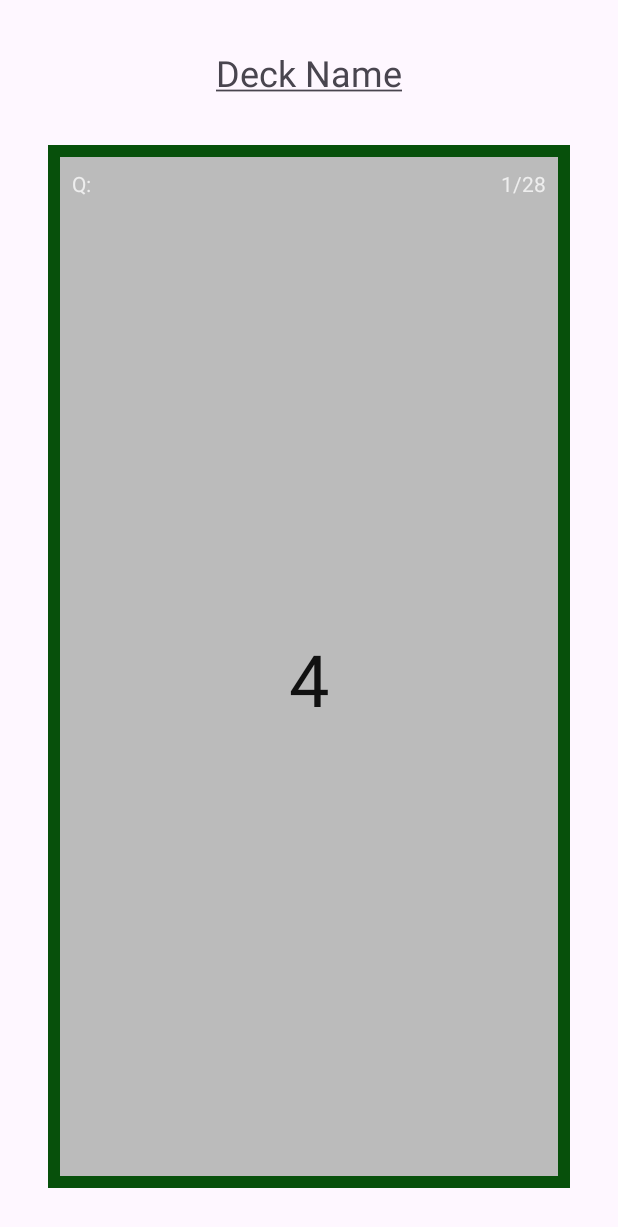
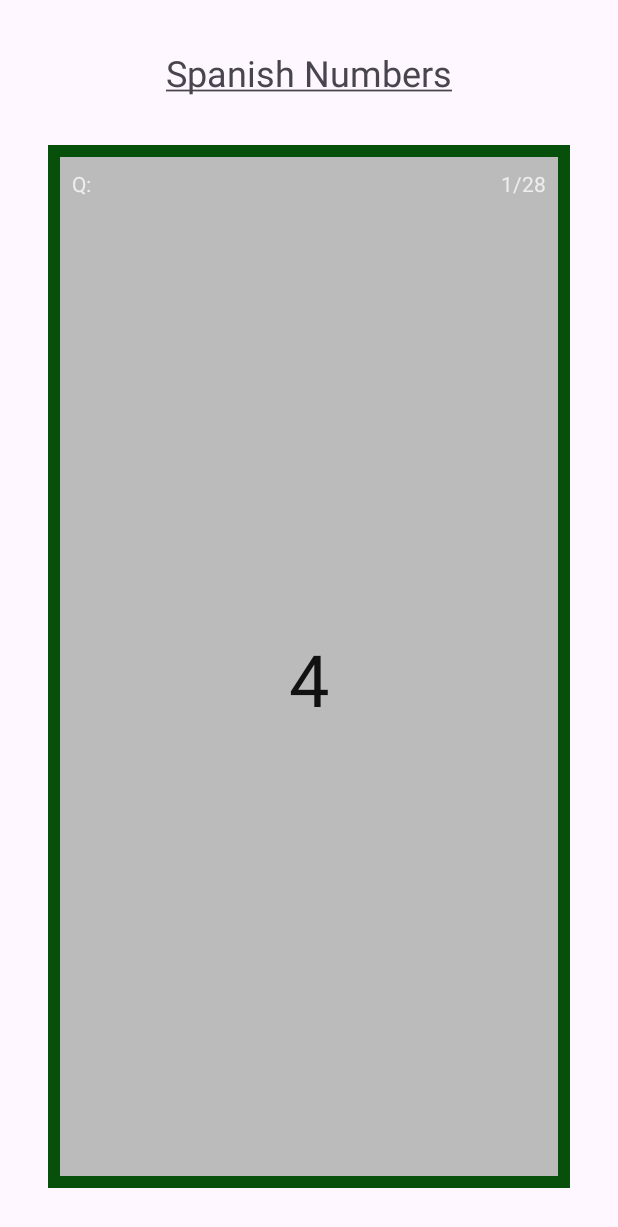
Before and after one commit to twadeclark/BrainSwiper, an Android app: the screen it shows after launch (FlashcardActivity), after a tap on "Spanish Numbers", on a phone screen of 412 x 824 dp. Shown: the top 1227 px of the screen. Run offline under Robolectric (Android 15) with nearby library versions, the phone set to English and light mode, and no system bars; our stand-ins replace Room's generated code.

Commit message:
fixed deleteing old lists, more UI improvements

```diff
--- a/app/src/main/java/com/twadeclark/brainswiper/FlashcardActivity.java
+++ b/app/src/main/java/com/twadeclark/brainswiper/FlashcardActivity.java
@@ -6,6 +6,8 @@ import androidx.constraintlayout.widget.ConstraintLayout;
 import androidx.core.content.ContextCompat;
 import androidx.databinding.DataBindingUtil;
 import androidx.databinding.ViewDataBinding;
+import androidx.lifecycle.LiveData;
+import androidx.lifecycle.ViewModelProvider;
 
 import android.animation.Animator;
 import android.animation.AnimatorListenerAdapter;
@@ -24,6 +26,8 @@ import android.view.View;
 import android.widget.Button;
 import android.widget.TextView;
 
+import com.twadeclark.brainswiper.database.Deck;
+import com.twadeclark.brainswiper.database.DeckViewModel;
 import com.twadeclark.brainswiper.database.Flashcard;
 import com.twadeclark.brainswiper.databinding.ActivityFlashcardBinding;
 
@@ -42,23 +46,41 @@ public class FlashcardActivity extends AppCompatActivity {
     private float prevVel = -1.0f;
     private int deckLength = 0;
 
+    private int deckIdIntent;
+    private String deckNameIntent;
+    private String deckContentsIntent;
+    private DeckViewModel deckViewModel;
+    private Deck thisDeck;
+
     @Override
     protected void onCreate(Bundle savedInstanceState) {
         super.onCreate(savedInstanceState);
         binding = ActivityFlashcardBinding.inflate(getLayoutInflater());
         setContentView(binding.getRoot());
+        deckViewModel = new ViewModelProvider(this).get(DeckViewModel.class);
+        deckIdIntent = getIntent().getIntExtra("deckId", -1);
 
-        setupGestureDetector();
-        loadFlashCards();
-        showCurrentFlashcardFront();
-        setupClickableDeckName();
+        deckViewModel.getDeckById(deckIdIntent).observe(this, deck -> {
+            if (deck != null) {
+                thisDeck = deck;
+                deckNameIntent = thisDeck.deckName;
+                deckContentsIntent = thisDeck.deckContents;
+
+                setupGestureDetector();
+                loadFlashCards();
+                showCurrentFlashcardFront();
+                setupClickableDeckName();
+            } else {
+                finish();
+            }
+        });
+
     }
 
     private void setupClickableDeckName() {
         TextView tvDeckName = findViewById(R.id.titleTextView);
-        String deckName = "Deck Name";
-        SpannableString content = new SpannableString(deckName);
-        content.setSpan(new UnderlineSpan(), 0, deckName.length(), 0);
+        SpannableString content = new SpannableString(deckNameIntent);
+        content.setSpan(new UnderlineSpan(), 0, deckNameIntent.length(), 0);
         tvDeckName.setText(content);
 
         tvDeckName.setClickable(true);
@@ -66,10 +88,6 @@ public class FlashcardActivity extends AppCompatActivity {
 
         tvDeckName.setOnClickListener(v -> {
             Intent intent = new Intent(FlashcardActivity.this, DeckEditor.class);
-
-            String deckIdIntent = getIntent().getStringExtra("deckId");
-            String deckNameIntent = getIntent().getStringExtra("deckName");
-            String deckContentsIntent = getIntent().getStringExtra("deckContents");
 
             intent.putExtra("deckId", deckIdIntent);
             intent.putExtra("deckName", deckNameIntent);
@@ -254,18 +272,21 @@ public class FlashcardActivity extends AppCompatActivity {
     }
 
     private void loadFlashCards() {
-        String deckName = getIntent().getStringExtra("deckName");
-        binding.titleTextView.setText(deckName);
+        binding.titleTextView.setText(deckNameIntent);
 
-        String deckContents = getIntent().getStringExtra("deckContents");
-        for (String line:deckContents.split("\n")) {
+        for (String line:deckContentsIntent.split("\n")) {
             String[] parsed = line.split(",", 2);
             Flashcard f;
 
+            String front = "(blank)";
+            String back = "(blank)";
+
             if (parsed.length == 2) {
-                f = new Flashcard(parsed[0].trim(),parsed[1].trim());
+                front = (parsed[0].trim().length() > 0) ? parsed[0].trim() : front;
+                back = (parsed[1].trim().length() > 0) ? parsed[1].trim() : back;
+                f = new Flashcard(front,back);
             } else {
-                f = new Flashcard(line,"(blank)");
+                f = new Flashcard(line,back);
             }
 
             flashcardList.add(f);
--- a/app/src/main/java/com/twadeclark/brainswiper/database/DeckAdapter.java
+++ b/app/src/main/java/com/twadeclark/brainswiper/database/DeckAdapter.java
@@ -44,13 +44,22 @@ public class DeckAdapter extends RecyclerView.Adapter<DeckAdapter.DeckViewHolder
     @Override
     public DeckViewHolder onCreateViewHolder(@NonNull ViewGroup parent, int viewType) {
         View v = LayoutInflater.from(parent.getContext()).inflate(R.layout.deck_item_layout, parent, false);
-        return new DeckViewHolder(v, longClickListener, clickListener);
+        return new DeckViewHolder(v);
     }
 
     @Override
     public void onBindViewHolder(@NonNull DeckViewHolder holder, int position) {
         Deck currentDeck = decks.get(position);
-        holder.textViewDeckName.setText(currentDeck.getDeckName());
+        holder.button.setText(currentDeck.getDeckName());
+
+        holder.button.setOnClickListener(v -> {
+            if (clickListener != null) {
+                if (position != RecyclerView.NO_POSITION) {
+                    clickListener.onDeckClick(currentDeck);
+                }
+            }
+        });
+
         holder.bindDeck(currentDeck);
     }
 
@@ -61,40 +70,17 @@ public class DeckAdapter extends RecyclerView.Adapter<DeckAdapter.DeckViewHolder
     }
 
     public static class DeckViewHolder extends RecyclerView.ViewHolder {
-        final TextView textViewDeckName;
-
+        androidx.appcompat.widget.AppCompatButton button;
         private Deck currentDeck;
 
         public void bindDeck(Deck deck) {
             this.currentDeck = deck;
-            // Set other views based on the deck information
         }
 
-        public DeckViewHolder(View itemView, OnDeckLongClickListener longClickListener, OnDeckClickListener clickListener) {
+        public DeckViewHolder(View itemView) {
             super(itemView);
-            textViewDeckName = itemView.findViewById(R.id.deck_name);
+            button = itemView.findViewById(R.id.deck_name);
 
-            itemView.setOnLongClickListener(v -> {
-                if (longClickListener != null) {
-                    int position = getAdapterPosition();
-                    if (position != RecyclerView.NO_POSITION) {
-                        longClickListener.onDeckLongClick(currentDeck);
-                        return true;
-                    }
-                }
-                return false;
-            });
-
-            itemView.setOnClickListener(v -> {
-                if (clickListener != null) {
-                    int position = getAdapterPosition();
-                    if (position != RecyclerView.NO_POSITION) {
-                        clickListener.onDeckClick(currentDeck);
-//                        return true;
-                    }
-                }
-//                return false;
-            });
         }
     }
 
--- a/app/src/main/java/com/twadeclark/brainswiper/database/DeckDao.java
+++ b/app/src/main/java/com/twadeclark/brainswiper/database/DeckDao.java
@@ -16,6 +16,9 @@ public interface DeckDao {
     @Query("SELECT * FROM decks")
     LiveData<List<Deck>> getAllDecks();
 
+    @Query("SELECT * FROM decks WHERE id = :deckId")
+    LiveData<Deck> getDeckById(int deckId);
+
     @Insert
     void insert(Deck deck);
 
--- a/app/src/main/java/com/twadeclark/brainswiper/database/DeckRepository.java
+++ b/app/src/main/java/com/twadeclark/brainswiper/database/DeckRepository.java
@@ -41,4 +41,9 @@ public class DeckRepository {
         return allDecks;
     }
 
+    public LiveData<Deck> getDeckById(int deckId) {
+        LiveData<Deck> oneDeck = deckDao.getDeckById(deckId);
+        return oneDeck;
+    }
+
 }
--- a/app/src/main/java/com/twadeclark/brainswiper/database/DeckViewModel.java
+++ b/app/src/main/java/com/twadeclark/brainswiper/database/DeckViewModel.java
@@ -1,6 +1,7 @@
 package com.twadeclark.brainswiper.database;
 
 import android.app.Application;
+import android.util.Log;
 
 import androidx.lifecycle.AndroidViewModel;
 import androidx.lifecycle.LiveData;
@@ -20,6 +21,10 @@ public class DeckViewModel extends AndroidViewModel {
         return mRepository.getAllDecks();
     }
 
+    public LiveData<Deck> getDeckById(int deckId) {
+        return mRepository.getDeckById(deckId);
+    }
+
     public void insertDeck(Deck deck) {
         mRepository.insertDeck(deck);
     }
--- a/app/src/main/res/layout/activity_deck_editor.xml
+++ b/app/src/main/res/layout/activity_deck_editor.xml
@@ -34,7 +34,7 @@
                 android:layout_width="match_parent"
                 android:layout_height="match_parent"
                 android:gravity="start|top"
-                android:hint="One flashcard per line.\nSeparate hint, answer with a comma."
+                android:hint="Enter flashcards here.\nOne flashcard per line.\nSeparate hint, answer with a comma.\nDelete all flashcards to remove deck."
                 android:inputType="textMultiLine" />
 
         </LinearLayout>
--- a/app/src/main/res/layout/deck_item_layout.xml
+++ b/app/src/main/res/layout/deck_item_layout.xml
@@ -7,13 +7,13 @@
     android:orientation="horizontal"
     android:padding="8dp">
 
-    <TextView
+    <androidx.appcompat.widget.AppCompatButton
         android:id="@+id/deck_name"
         android:layout_width="wrap_content"
         android:layout_height="wrap_content"
-        android:textSize="24sp"
-        android:background="@drawable/rounded_corners"
+        android:textSize="18sp"
         android:padding="8dp"
+        android:textAllCaps="false"
         android:text="Deck Name" />
     <!-- You can add more views here if needed -->
 
```
Also changed, not shown: app/src/main/java/com/twadeclark/brainswiper/MainActivity.java (+1 -8 lines).
